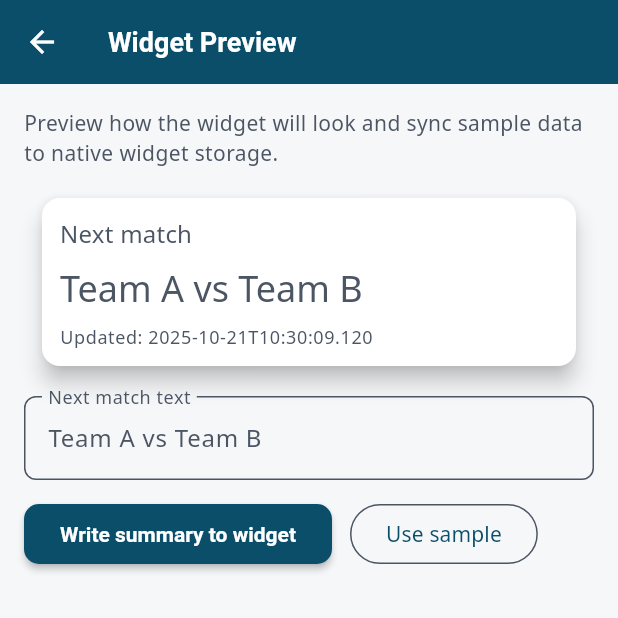
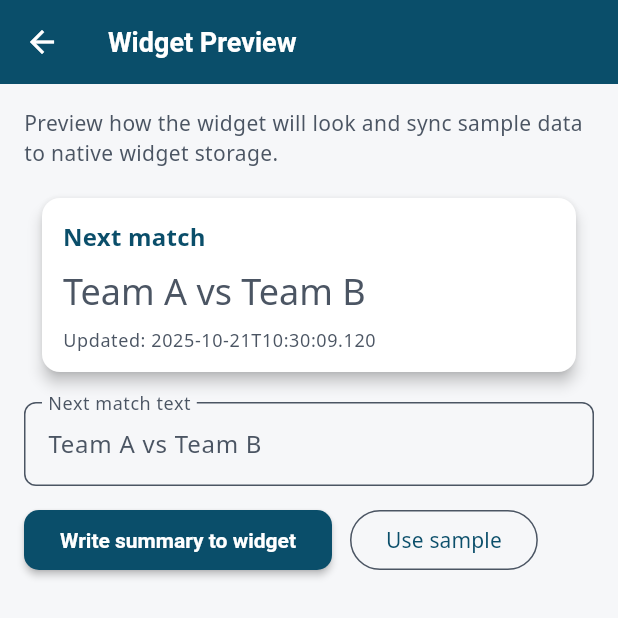
Before and after one commit to waichuuunxox-main/mixer_app, a Flutter app: the screen it shows after launch, tab 3 chosen, after a tap on the "remove red eye" icon, on a phone screen of 412 x 824 dp, the top half of it. Run offline on Flutter 3.47's test engine with Material 3 defaults, Android fonts, the phone set to English and light mode, and no system bars; our stand-ins replace hive_flutter, shared_preferences; accounts and stored records are empty.

Commit message:
feat(ui): apply Tahoe theme to cards and widget preview page

```diff
--- a/lib/pages/widget_preview.dart
+++ b/lib/pages/widget_preview.dart
@@ -10,7 +10,8 @@ class WidgetPreviewPage extends StatefulWidget {
 }
 
 class _WidgetPreviewPageState extends State<WidgetPreviewPage> {
-  String _nextMatch = 'Team A vs Team B';
+  final TextEditingController _controller = TextEditingController(text: 'Team A vs Team B');
+  String get _nextMatch => _controller.text;
 
   void _writeSummary() async {
     final summary = {'nextMatch': _nextMatch, 'timestamp': DateTime.now().toIso8601String()};
@@ -21,6 +22,7 @@ class _WidgetPreviewPageState extends State<WidgetPreviewPage> {
 
   @override
   Widget build(BuildContext context) {
+    final theme = Theme.of(context);
     return Scaffold(
       appBar: AppBar(title: const Text('Widget Preview')),
       body: Padding(
@@ -28,14 +30,13 @@ class _WidgetPreviewPageState extends State<WidgetPreviewPage> {
         child: Column(
           crossAxisAlignment: CrossAxisAlignment.stretch,
           children: [
-            const Text('Preview how the widget will look and sync sample data to native widget storage.'),
+            Text('Preview how the widget will look and sync sample data to native widget storage.', style: theme.textTheme.bodyMedium?.copyWith(color: theme.colorScheme.onSurface)),
             const SizedBox(height: 12),
             WidgetPreviewCard(nextMatch: _nextMatch, timestamp: DateTime.now()),
             const SizedBox(height: 12),
             TextField(
               decoration: const InputDecoration(labelText: 'Next match text'),
-              controller: TextEditingController(text: _nextMatch),
-              onChanged: (v) => _nextMatch = v,
+              controller: _controller,
             ),
             const SizedBox(height: 12),
             Row(
@@ -45,7 +46,7 @@ class _WidgetPreviewPageState extends State<WidgetPreviewPage> {
                 OutlinedButton(
                   onPressed: () {
                     setState(() {
-                      _nextMatch = 'Team X vs Team Y';
+                      _controller.text = 'Team X vs Team Y';
                     });
                   },
                   child: const Text('Use sample'),
--- a/lib/widgets/scorer_card.dart
+++ b/lib/widgets/scorer_card.dart
@@ -11,28 +11,28 @@ class ScorerCard extends StatelessWidget {
     return Card(
       margin: const EdgeInsets.symmetric(horizontal: 12, vertical: 8),
       shape: RoundedRectangleBorder(borderRadius: BorderRadius.circular(12)),
-      elevation: 3,
+      elevation: 4,
       child: Padding(
-        padding: const EdgeInsets.symmetric(horizontal: 12, vertical: 10),
+        padding: const EdgeInsets.symmetric(horizontal: 14, vertical: 12),
         child: Row(
           children: [
-            CircleAvatar(radius: 22, child: Text(player.name.substring(0,1))),
+            CircleAvatar(radius: 22, backgroundColor: theme.colorScheme.primary.withAlpha(40), child: Text(player.name.substring(0,1), style: TextStyle(color: theme.colorScheme.onPrimary))),
             const SizedBox(width: 12),
             Expanded(
               child: Column(
                 crossAxisAlignment: CrossAxisAlignment.start,
                 children: [
-                  Text(player.name, style: theme.textTheme.titleMedium?.copyWith(fontWeight: FontWeight.w600)),
+                  Text(player.name, style: theme.textTheme.titleMedium?.copyWith(fontWeight: FontWeight.w700, color: theme.colorScheme.primary)),
                   const SizedBox(height: 4),
-                  Text(player.team, style: theme.textTheme.bodySmall),
+                  Text(player.team, style: theme.textTheme.bodySmall?.copyWith(color: theme.colorScheme.onSurface)),
                 ],
               ),
             ),
             const SizedBox(width: 8),
             Container(
               padding: const EdgeInsets.symmetric(horizontal: 12, vertical: 8),
-              decoration: BoxDecoration(color: theme.colorScheme.secondaryContainer, borderRadius: BorderRadius.circular(8)),
-              child: Text('${player.goals}', style: theme.textTheme.titleMedium?.copyWith(fontWeight: FontWeight.bold)),
+              decoration: BoxDecoration(color: theme.colorScheme.secondary.withAlpha(28), borderRadius: BorderRadius.circular(8), border: Border.all(color: theme.colorScheme.secondary.withAlpha(46))),
+              child: Text('${player.goals}', style: theme.textTheme.titleMedium?.copyWith(fontWeight: FontWeight.bold, color: theme.colorScheme.primary)),
             )
           ],
         ),
--- a/lib/widgets/today_card.dart
+++ b/lib/widgets/today_card.dart
@@ -10,11 +10,11 @@ class TodayCard extends StatelessWidget {
     final theme = Theme.of(context);
     return Container(
       margin: const EdgeInsets.all(12),
-      padding: const EdgeInsets.all(12),
+      padding: const EdgeInsets.all(14),
       decoration: BoxDecoration(
         color: theme.colorScheme.surface,
         borderRadius: BorderRadius.circular(14),
-  boxShadow: [BoxShadow(color: Color.fromRGBO(0,0,0,0.05), blurRadius: 8, offset: const Offset(0,4))],
+        boxShadow: [BoxShadow(color: theme.shadowColor.withAlpha(12), blurRadius: 10, offset: const Offset(0,4))],
       ),
       child: Row(
         children: [
@@ -22,13 +22,13 @@ class TodayCard extends StatelessWidget {
             child: Column(
               crossAxisAlignment: CrossAxisAlignment.start,
               children: [
-                Text(title, style: theme.textTheme.titleMedium?.copyWith(fontWeight: FontWeight.w700)),
+                Text(title, style: theme.textTheme.titleMedium?.copyWith(fontWeight: FontWeight.w700, color: theme.colorScheme.primary)),
                 const SizedBox(height: 6),
-                Text(subtitle, style: theme.textTheme.bodySmall),
+                Text(subtitle, style: theme.textTheme.bodySmall?.copyWith(color: theme.colorScheme.onSurface)),
               ],
             ),
           ),
-          const Icon(Icons.sports_soccer, size: 36, color: Colors.orangeAccent),
+          Icon(Icons.sports_soccer, size: 36, color: theme.colorScheme.secondary),
         ],
       ),
     );
--- a/lib/widgets/widget_preview_card.dart
+++ b/lib/widgets/widget_preview_card.dart
@@ -8,17 +8,19 @@ class WidgetPreviewCard extends StatelessWidget {
 
   @override
   Widget build(BuildContext context) {
+    final theme = Theme.of(context);
     return Card(
+      elevation: 4,
       child: Padding(
-        padding: const EdgeInsets.all(12.0),
+        padding: const EdgeInsets.all(14.0),
         child: Column(
           crossAxisAlignment: CrossAxisAlignment.start,
           children: [
-            Text('Next match', style: Theme.of(context).textTheme.titleMedium),
+            Text('Next match', style: theme.textTheme.titleMedium?.copyWith(color: theme.colorScheme.primary, fontWeight: FontWeight.w700)),
             const SizedBox(height: 8),
-            Text(nextMatch, style: Theme.of(context).textTheme.headlineSmall),
+            Text(nextMatch, style: theme.textTheme.headlineSmall?.copyWith(color: theme.colorScheme.onSurface)),
             const SizedBox(height: 8),
-            Text('Updated: ${timestamp.toLocal().toIso8601String()}', style: Theme.of(context).textTheme.bodySmall),
+            Text('Updated: ${timestamp.toLocal().toIso8601String()}', style: theme.textTheme.bodySmall?.copyWith(color: theme.colorScheme.onSurface)),
           ],
         ),
       ),
```
